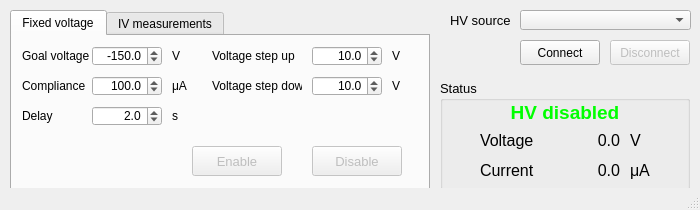
kandrosov/VoltageSourceControl, file MainWindow.ui: the form before one commit.
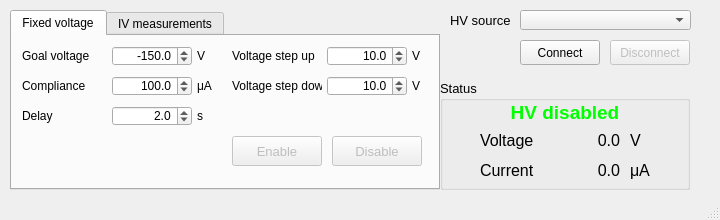
The form after the commit.

Diff of the .ui file:
```diff
--- a/MainWindow.ui
+++ b/MainWindow.ui
@@ -6,8 +6,8 @@
    <rect>
     <x>0</x>
     <y>0</y>
-    <width>700</width>
-    <height>210</height>
+    <width>720</width>
+    <height>220</height>
    </rect>
   </property>
   <property name="sizePolicy">
@@ -18,14 +18,14 @@
   </property>
   <property name="minimumSize">
    <size>
-    <width>700</width>
-    <height>190</height>
+    <width>720</width>
+    <height>220</height>
    </size>
   </property>
   <property name="maximumSize">
    <size>
-    <width>700</width>
-    <height>210</height>
+    <width>720</width>
+    <height>220</height>
    </size>
   </property>
   <property name="windowTitle">
@@ -40,7 +40,7 @@
      <rect>
       <x>10</x>
       <y>10</y>
-      <width>420</width>
+      <width>430</width>
       <height>180</height>
      </rect>
     </property>
@@ -54,9 +54,9 @@
      <widget class="QDoubleSpinBox" name="doubleSpinBoxGoalVoltage">
       <property name="geometry">
        <rect>
-        <x>80</x>
+        <x>100</x>
         <y>10</y>
-        <width>70</width>
+        <width>80</width>
         <height>20</height>
        </rect>
       </property>
@@ -85,8 +85,8 @@
       </property>
       <property name="geometry">
        <rect>
-        <x>180</x>
-        <y>110</y>
+        <x>220</x>
+        <y>100</y>
         <width>90</width>
         <height>30</height>
        </rect>
@@ -108,7 +108,7 @@
        <rect>
         <x>10</x>
         <y>10</y>
-        <width>70</width>
+        <width>90</width>
         <height>20</height>
        </rect>
       </property>
@@ -119,7 +119,7 @@
      <widget class="QLabel" name="labelGoalVoltageUnits">
       <property name="geometry">
        <rect>
-        <x>160</x>
+        <x>185</x>
         <y>10</y>
         <width>20</width>
         <height>20</height>
@@ -135,8 +135,8 @@
       </property>
       <property name="geometry">
        <rect>
-        <x>300</x>
-        <y>110</y>
+        <x>320</x>
+        <y>100</y>
         <width>90</width>
         <height>30</height>
        </rect>
@@ -158,7 +158,7 @@
        <rect>
         <x>10</x>
         <y>40</y>
-        <width>70</width>
+        <width>90</width>
         <height>20</height>
        </rect>
       </property>
@@ -169,9 +169,9 @@
      <widget class="QDoubleSpinBox" name="doubleSpinBoxCompliance">
       <property name="geometry">
        <rect>
-        <x>80</x>
+        <x>100</x>
         <y>40</y>
-        <width>70</width>
+        <width>80</width>
         <height>20</height>
        </rect>
       </property>
@@ -197,7 +197,7 @@
      <widget class="QLabel" name="labelComplianceUnits">
       <property name="geometry">
        <rect>
-        <x>160</x>
+        <x>185</x>
         <y>40</y>
         <width>20</width>
         <height>20</height>
@@ -210,9 +210,9 @@
      <widget class="QDoubleSpinBox" name="doubleSpinBoxVoltageStepUp">
       <property name="geometry">
        <rect>
-        <x>300</x>
+        <x>315</x>
         <y>10</y>
-        <width>70</width>
+        <width>80</width>
         <height>20</height>
        </rect>
       </property>
@@ -238,7 +238,7 @@
      <widget class="QLabel" name="labelVoltageStepUpTitle">
       <property name="geometry">
        <rect>
-        <x>200</x>
+        <x>220</x>
         <y>10</y>
         <width>90</width>
         <height>20</height>
@@ -251,7 +251,7 @@
      <widget class="QLabel" name="labelVoltageStepUpUnits">
       <property name="geometry">
        <rect>
-        <x>380</x>
+        <x>400</x>
         <y>10</y>
         <width>20</width>
         <height>20</height>
@@ -264,9 +264,9 @@
      <widget class="QDoubleSpinBox" name="doubleSpinBoxVoltageStepDown">
       <property name="geometry">
        <rect>
-        <x>300</x>
+        <x>315</x>
         <y>40</y>
-        <width>70</width>
+        <width>80</width>
         <height>20</height>
        </rect>
       </property>
@@ -292,7 +292,7 @@
      <widget class="QLabel" name="labelVoltageStepDownUnits">
       <property name="geometry">
        <rect>
-        <x>380</x>
+        <x>400</x>
         <y>40</y>
         <width>20</width>
         <height>20</height>
@@ -305,7 +305,7 @@
      <widget class="QLabel" name="labelVoltageStepDownTitle">
       <property name="geometry">
        <rect>
-        <x>200</x>
+        <x>220</x>
         <y>40</y>
         <width>90</width>
         <height>20</height>
@@ -320,7 +320,7 @@
        <rect>
         <x>10</x>
         <y>70</y>
-        <width>70</width>
+        <width>90</width>
         <height>20</height>
        </rect>
       </property>
@@ -331,9 +331,9 @@
      <widget class="QDoubleSpinBox" name="doubleSpinBoxDelay">
       <property name="geometry">
        <rect>
-        <x>80</x>
+        <x>100</x>
         <y>70</y>
-        <width>70</width>
+        <width>80</width>
         <height>20</height>
        </rect>
       </property>
@@ -359,7 +359,7 @@
      <widget class="QLabel" name="labelDelayUnits">
       <property name="geometry">
        <rect>
-        <x>160</x>
+        <x>185</x>
         <y>70</y>
         <width>20</width>
         <height>20</height>
```
Left out of the diff: 3 changed lines with no effect on the pictures.
